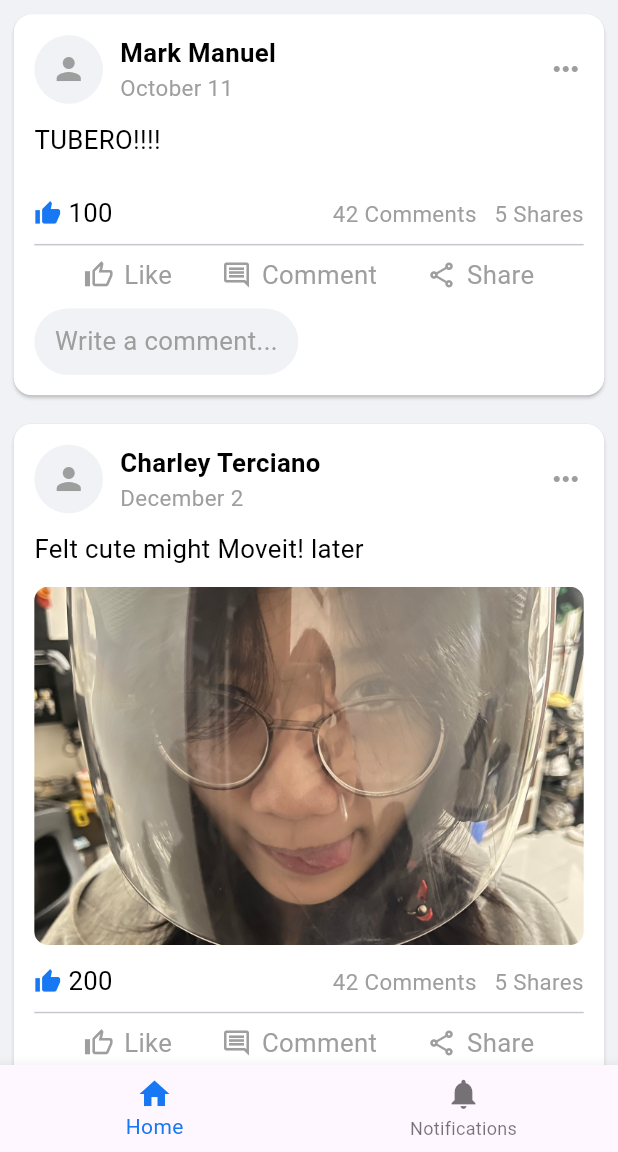
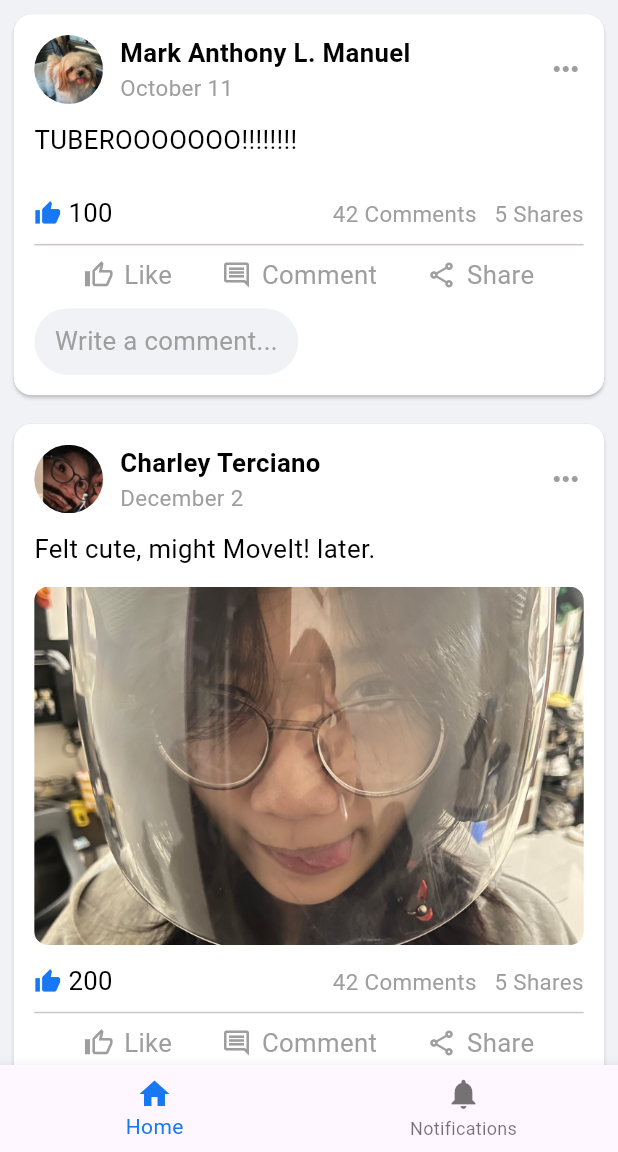
Before and after one commit to MarkManuel00/manuelm__mobprog, a Flutter app: the screen it shows after launch, on a phone screen of 412 x 824 dp, the part 84-1236 px from its top. Run offline on Flutter 3.47's test engine with Material 3 defaults, Android fonts, the phone set to English and light mode, and no system bars; our stand-ins replace flutter_screenutil.

Commit message:
Add newsfeed images and avatars

```diff
--- a/lib/screens/newsfeed_screen.dart
+++ b/lib/screens/newsfeed_screen.dart
@@ -14,6 +14,7 @@ class Post {
     required this.text,
     required this.likes,
     this.imageAsset,
+    this.avatarAsset,
   });
 
   final String authorName;
@@ -21,6 +22,7 @@ class Post {
   final String text;
   int likes;
   final String? imageAsset;
+  final String? avatarAsset;
 }
 
 class NewsFeedScreen extends StatefulWidget {
@@ -33,21 +35,23 @@ class NewsFeedScreen extends StatefulWidget {
 class _NewsFeedScreenState extends State<NewsFeedScreen> {
   final List<Post> _posts = [
     Post(
-      authorName: 'Mark Manuel',
+      authorName: 'Mark Anthony L. Manuel',
       date: 'October 11',
-      text: 'TUBERO!!!!',
+      text: 'TUBEROOOOOOO!!!!!!!!',
       likes: 100,
       imageAsset: null,
+      avatarAsset: 'assets/images/avatar.jpg',
     ),
     Post(
       authorName: "Charley Terciano",
       date: 'December 2',
-      text: 'Felt cute might Moveit! later',
+      text: 'Felt cute, might MoveIt! later.',
       likes: 200,
       // TODO: Add an image file named post_image.png to assets/images/,
       // or change this path to your own image. If the file is missing,
       // the card shows a grey placeholder instead of crashing.
       imageAsset: 'assets/images/post_image.jpeg',
+      avatarAsset: 'assets/images/avatar_classmate.jpg',
     ),
   ];
 
@@ -69,6 +73,7 @@ class _NewsFeedScreenState extends State<NewsFeedScreen> {
           text: post.text,
           likes: post.likes,
           imageAsset: post.imageAsset,
+          avatarAsset: post.avatarAsset,
           onLike: () => _likePost(index),
         );
       },
--- a/lib/widgets/newsfeed_card.dart
+++ b/lib/widgets/newsfeed_card.dart
@@ -17,6 +17,7 @@ class NewsFeedCard extends StatelessWidget {
     required this.text,
     required this.likes,
     this.imageAsset,
+    this.avatarAsset,
     required this.onLike,
   });
 
@@ -25,6 +26,7 @@ class NewsFeedCard extends StatelessWidget {
   final String text;
   final int likes;
   final String? imageAsset;
+  final String? avatarAsset;
   final VoidCallback onLike;
 
   @override
@@ -46,21 +48,19 @@ class NewsFeedCard extends StatelessWidget {
                 CircleAvatar(
                   radius: 20.r,
                   backgroundColor: AppColors.lightGrey,
-                  child: const Icon(Icons.person, color: AppColors.grey),
+                  backgroundImage: avatarAsset != null
+                      ? AssetImage(avatarAsset!)
+                      : null,
+                  child: avatarAsset == null
+                      ? const Icon(Icons.person, color: AppColors.grey)
+                      : null,
                 ),
                 SizedBox(width: 10.w),
                 Column(
                   crossAxisAlignment: CrossAxisAlignment.start,
                   children: [
-                    CustomText(
-                      text: authorName,
-                      fontWeight: FontWeight.bold,
-                    ),
-                    CustomText(
-                      text: date,
-                      fontSize: 13,
-                      color: AppColors.grey,
-                    ),
+                    CustomText(text: authorName, fontWeight: FontWeight.bold),
+                    CustomText(text: date, fontSize: 13, color: AppColors.grey),
                   ],
                 ),
                 const Spacer(),
```
Also changed, not shown: assets/images/avatar.jpg (added), assets/images/avatar_classmate.jpg (added), pubspec.lock, 2 other files.
